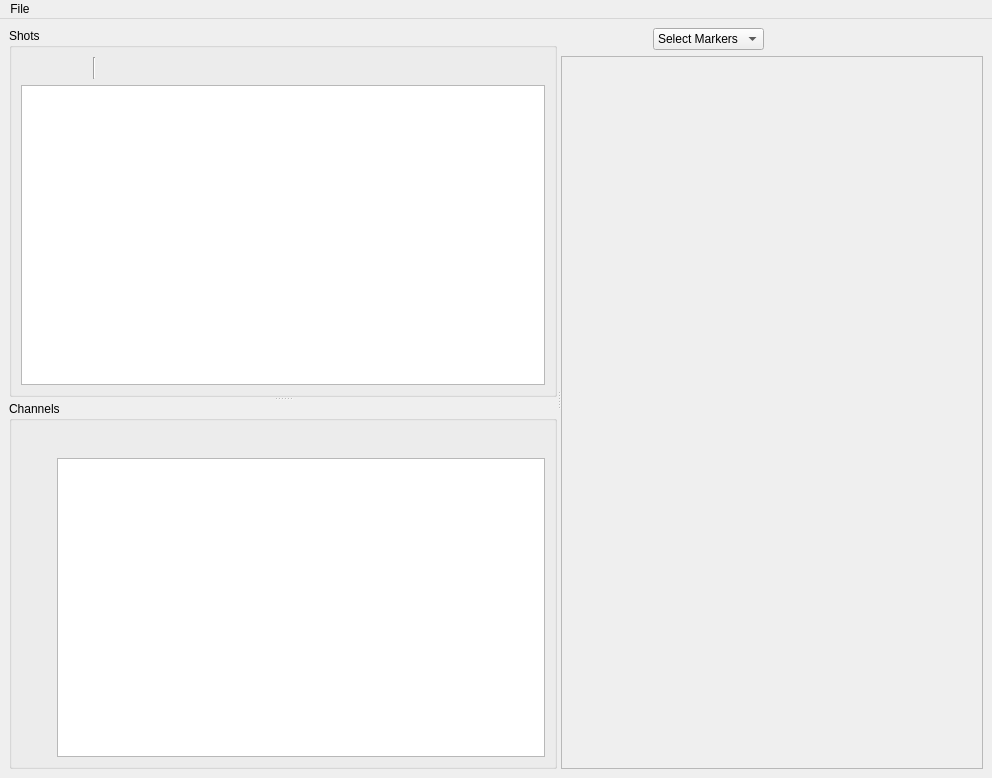
Old version of the form main.ui in the repository labscript-suite-archive-oldfinal1/PhyNerd-runviewer--forked-from--labscript_suite-runviewer.
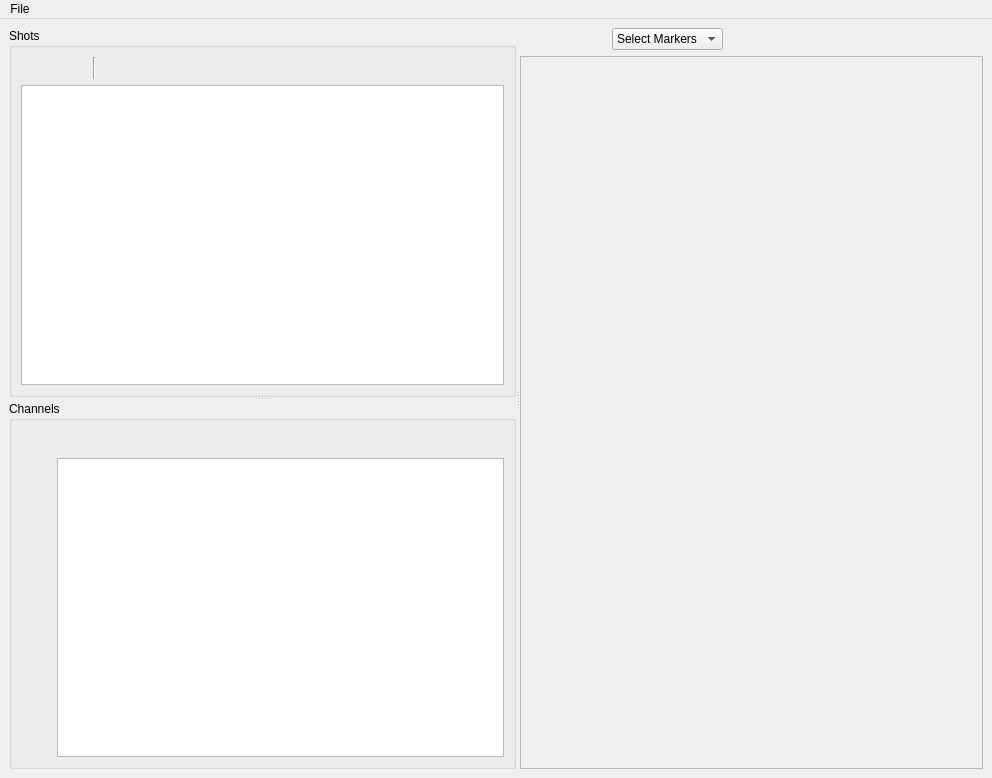
New version of the form. Icons and pictures are not drawn.

Commit message: APQ: Added non linear time and smaller digital plots

Diff of the .ui file:
```diff
--- a/main.ui
+++ b/main.ui
@@ -377,6 +377,16 @@
             </item>
            </widget>
           </item>
+          <item>
+           <widget class="QPushButton" name="non_linear_time">
+            <property name="toolTip">
+             <string>Nonlinear Time</string>
+            </property>
+            <property name="checkable">
+             <bool>true</bool>
+            </property>
+           </widget>
+          </item>
           <item>
            <spacer name="horizontalSpacer_3">
             <property name="orientation">
```
The commit also changes 1 other file.
